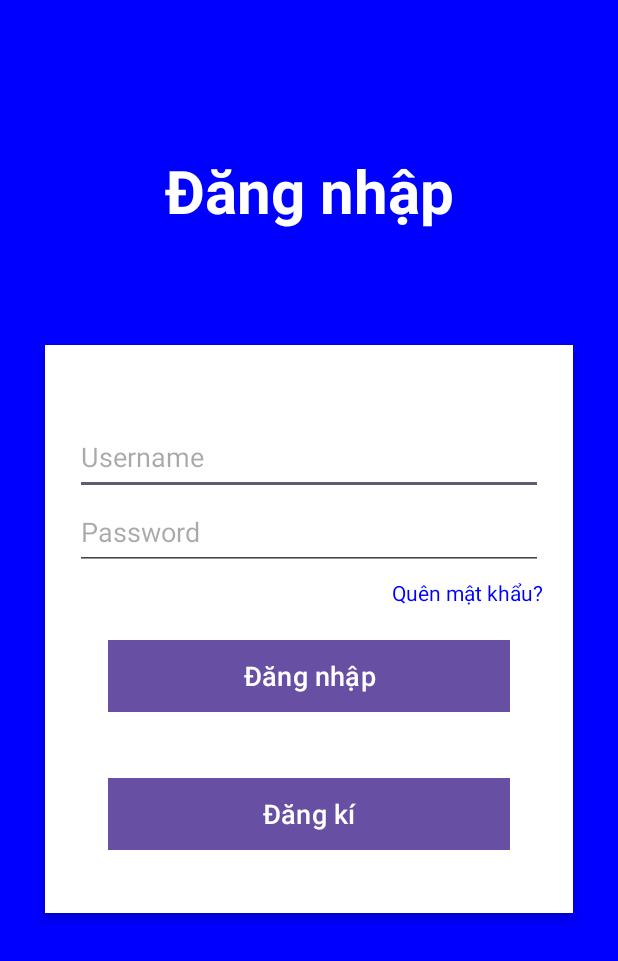
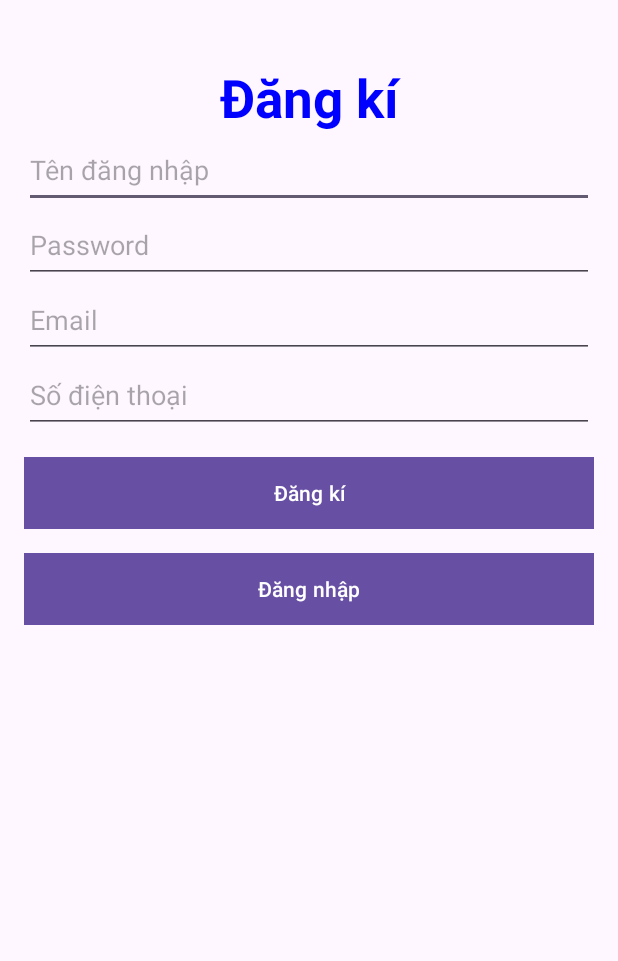
Before and after one commit to huydong0210/EShop, an Android app: the screen it shows after launch (LoginActivity before the commit, SignUpActivity after it), after a tap on "Đăng kí", on a phone screen of 412 x 824 dp. Shown: the top 961 px of the screen. Run offline under Robolectric (Android 15) with nearby library versions, the phone set to English and light mode, and no system bars.

Commit message:
sign-up features

```diff
--- a/EShopFE/app/src/main/java/com/group2/eshopfe/common/Constant.java
+++ b/EShopFE/app/src/main/java/com/group2/eshopfe/common/Constant.java
@@ -1,4 +1,5 @@
 package com.group2.eshopfe.common;
 
-public interface Constanst {
+public interface Constant {
+    public final static String SERVER_API_URL = "http://192.168.0.106:8080/";
 }
--- a/EShopFE/app/src/main/java/com/group2/eshopfe/login/activity/LoginActivity.java
+++ b/EShopFE/app/src/main/java/com/group2/eshopfe/login/activity/LoginActivity.java
@@ -1,17 +1,20 @@
 package com.group2.eshopfe.login.activity;
 
-import androidx.appcompat.app.AppCompatActivity;
+import android.content.Intent;
 import android.os.Bundle;
 import android.view.View;
 import android.widget.Button;
 import android.widget.EditText;
 import android.widget.Toast;
 
+import androidx.appcompat.app.AppCompatActivity;
+
 import com.group2.eshopfe.R;
-import com.group2.eshopfe.api.ApiService;
 import com.group2.eshopfe.login.model.LoginRequest;
+import com.group2.eshopfe.login.service.ApiLoginService;
 import com.group2.eshopfe.login.service.LoginService;
 import com.group2.eshopfe.payload.ResponseObject;
+import com.group2.eshopfe.sign_up.activity.SignUpActivity;
 
 import retrofit2.Call;
 import retrofit2.Callback;
@@ -55,7 +58,7 @@ public class LoginActivity extends AppCompatActivity {
             Toast toast = Toast.makeText(this, response.getMessage(),Toast.LENGTH_SHORT);
             toast.show();
         } else {
-            ApiService.apiService.authenticate(loginRequest).enqueue(new Callback<ResponseObject>() {
+            ApiLoginService.apiLoginService.authenticate(loginRequest).enqueue(new Callback<ResponseObject>() {
                 @Override
                 public void onResponse(Call<ResponseObject> call, Response<ResponseObject> response) {
                     if (response.errorBody() != null){
@@ -74,7 +77,8 @@ public class LoginActivity extends AppCompatActivity {
 
     }
     private void signUp(){
-
+        Intent intent = new Intent(LoginActivity.this, SignUpActivity.class);
+        startActivity(intent);
     }
 
 
--- a/EShopFE/app/src/main/java/com/group2/eshopfe/sign_up/activity/SignUpActivity.java
+++ b/EShopFE/app/src/main/java/com/group2/eshopfe/sign_up/activity/SignUpActivity.java
@@ -2,15 +2,95 @@ package com.group2.eshopfe.sign_up.activity;
 
 import androidx.appcompat.app.AppCompatActivity;
 
+import android.content.Intent;
 import android.os.Bundle;
+import android.util.Log;
+import android.view.View;
+import android.widget.Button;
+import android.widget.EditText;
+import android.widget.Toast;
 
 import com.group2.eshopfe.R;
+import com.group2.eshopfe.login.activity.LoginActivity;
+import com.group2.eshopfe.payload.ResponseObject;
+import com.group2.eshopfe.sign_up.model.SignUpRequest;
+import com.group2.eshopfe.sign_up.service.ApiSignUpService;
+import com.group2.eshopfe.sign_up.service.SignUpService;
+
+import org.json.JSONArray;
+import org.json.JSONObject;
+
+import retrofit2.Call;
+import retrofit2.Callback;
+import retrofit2.Response;
 
 public class SignUpActivity extends AppCompatActivity {
+    EditText editTextUsername, editTextPassword, editTextEmail, editTextPhone;
+    Button btnSignUp, btnLogin;
 
     @Override
     protected void onCreate(Bundle savedInstanceState) {
         super.onCreate(savedInstanceState);
         setContentView(R.layout.activity_sign_up);
+        addControls();
+        addEvents();
+    }
+    public void addControls(){
+        editTextUsername = findViewById(R.id.editTextSignUpUsername);
+        editTextPassword = findViewById(R.id.editTextSignUpPassword);
+        editTextEmail = findViewById(R.id.editTextSignUpEmail);
+        editTextPhone = findViewById(R.id.editTextSignUpPhone);
+
+        btnSignUp = findViewById(R.id.buttonSignUpSignUp);
+        btnLogin = findViewById(R.id.buttonSignUpLogin);
+
+    }
+    public void addEvents(){
+        btnLogin.setOnClickListener(new View.OnClickListener() {
+            @Override
+            public void onClick(View v) {
+                login();
+            }
+        });
+        btnSignUp.setOnClickListener(new View.OnClickListener() {
+            @Override
+            public void onClick(View v) {
+                signUp();
+            }
+        });
+
+    }
+    public void login(){
+        Intent intent = new Intent(SignUpActivity.this, LoginActivity.class);
+        startActivity(intent);
+    }
+    public void signUp(){
+        SignUpRequest signUpRequest = new SignUpRequest(
+                editTextUsername.getText().toString(),
+                editTextPassword.getText().toString(),
+                editTextEmail.getText().toString(),
+                editTextPhone.getText().toString()
+        );
+        ResponseObject responseObject = SignUpService.signUp(signUpRequest);
+        if (responseObject.getStatus().equals(ResponseObject.FAIL)){
+            Toast.makeText(this, responseObject.getMessage(), Toast.LENGTH_SHORT).show();
+        } else {
+            ApiSignUpService.apiSignUpService.register(signUpRequest).enqueue(new Callback<ResponseObject>() {
+                @Override
+                public void onResponse(Call<ResponseObject> call, Response<ResponseObject> response) {
+                    if (response.errorBody()!=null){
+                        Toast.makeText(SignUpActivity.this,"Đăng ký thất bại",Toast.LENGTH_SHORT).show();
+                    } else {
+                        Toast.makeText(SignUpActivity.this,"Đăng ký thành công",Toast.LENGTH_SHORT).show();
+                    }
+                }
+
+                @Override
+                public void onFailure(Call<ResponseObject> call, Throwable t) {
+                    Log.i("testSignUp","fail");
+
+                }
+            });
+        }
     }
 }
--- a/EShopFE/app/src/main/res/layout/activity_sign_up.xml
+++ b/EShopFE/app/src/main/res/layout/activity_sign_up.xml
@@ -1,9 +1,67 @@
 <?xml version="1.0" encoding="utf-8"?>
-<androidx.constraintlayout.widget.ConstraintLayout xmlns:android="http://schemas.android.com/apk/res/android"
-    xmlns:app="http://schemas.android.com/apk/res-auto"
+<LinearLayout xmlns:android="http://schemas.android.com/apk/res/android"
     xmlns:tools="http://schemas.android.com/tools"
     android:layout_width="match_parent"
     android:layout_height="match_parent"
-    tools:context=".sign_up.activity.SignUpActivity">
+    android:orientation="vertical"
+    tools:context=".sign_up.activity.SignUpActivity"
+    android:padding="16dp">
 
-</androidx.constraintlayout.widget.ConstraintLayout>
+    <TextView
+        android:layout_width="match_parent"
+        android:layout_height="wrap_content"
+        android:gravity="center_horizontal"
+        android:layout_marginTop="25dp"
+        android:text="Đăng kí"
+        android:textColor="#0000FF"
+        android:textSize="35dp"
+        android:textStyle="bold" />
+
+
+    <EditText
+        android:id="@+id/editTextSignUpUsername"
+        android:layout_width="match_parent"
+        android:layout_height="50dp"
+        android:hint="Tên đăng nhập"
+        android:inputType="text" />
+
+    <EditText
+        android:id="@+id/editTextSignUpPassword"
+        android:layout_width="match_parent"
+        android:hint="Password"
+        android:layout_height="50dp"
+        android:inputType="textPassword" />
+
+    <EditText
+        android:id="@+id/editTextSignUpEmail"
+        android:layout_width="match_parent"
+        android:layout_height="50dp"
+        android:hint="Email"
+        android:inputType="textEmailAddress" />
+
+    <EditText
+        android:id="@+id/editTextSignUpPhone"
+        android:layout_width="match_parent"
+        android:layout_height="50dp"
+        android:hint="Số điện thoại"
+        android:inputType="number" />
+
+    <Button
+        android:id="@+id/buttonSignUpSignUp"
+        android:layout_width="fill_parent"
+        android:layout_height="wrap_content"
+        android:layout_marginTop="16dp"
+        android:background="#0000FF"
+        android:text="Đăng kí"
+        android:textColor="#fff" />
+
+    <Button
+        android:id="@+id/buttonSignUpLogin"
+        android:layout_width="fill_parent"
+        android:layout_height="wrap_content"
+        android:layout_marginTop="16dp"
+        android:background="#0000FF"
+        android:text="Đăng nhập"
+        android:textColor="#fff" />
+
+</LinearLayout>
```
Also changed, not shown: EShopFE/app/src/main/AndroidManifest.xml (+7 -2 lines), EShopFE/app/src/main/java/com/group2/eshopfe/login/service/ApiLoginService.java (+24 -1 lines), EShopFE/app/src/main/java/com/group2/eshopfe/sign_up/model/SignUpRequest.java (+48 -1 lines), EShopFE/app/src/main/java/com/group2/eshopfe/sign_up/service/ApiSignUpService.java (+28 -1 lines), EShopFE/app/src/main/java/com/group2/eshopfe/sign_up/service/SignUpService.java (+22 -1 lines).
